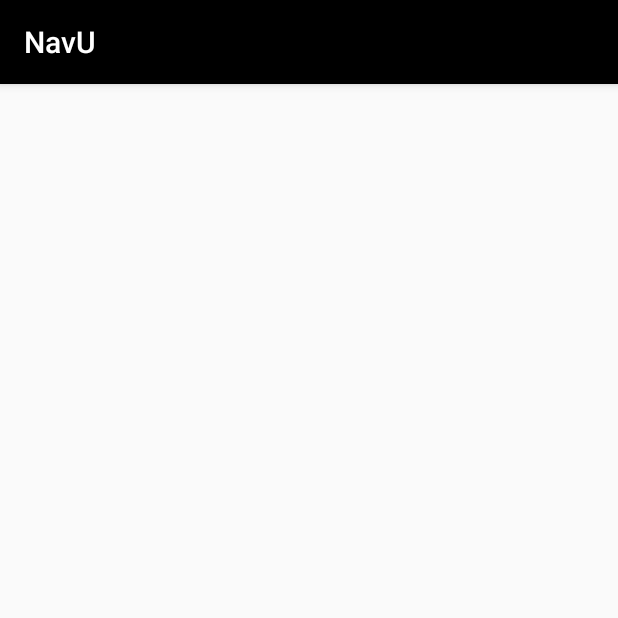
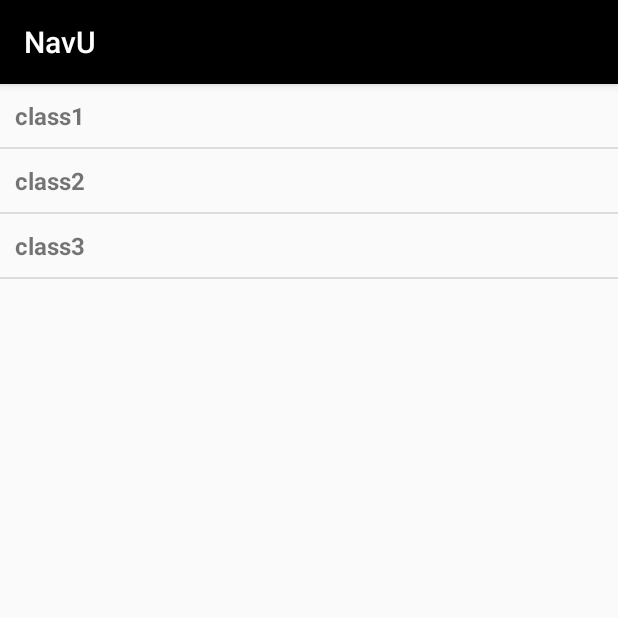
Before and after one commit to parthp77/NavU, an Android app: the ClassesActivity screen opened directly, with no data from a screen before it, on a phone screen of 412 x 824 dp, the top half of it. Run offline under Robolectric (Android 15) with nearby library versions, the phone set to English and light mode, and no system bars.

```diff
--- a/MyApplication/app/src/main/java/com/example/alex/myapplication/ClassesActivity.java
+++ b/MyApplication/app/src/main/java/com/example/alex/myapplication/ClassesActivity.java
@@ -2,13 +2,20 @@ package com.example.alex.myapplication;
 
 import android.os.Bundle;
 import android.support.v7.app.AppCompatActivity;
+import android.widget.ArrayAdapter;
+import android.widget.ListView;
 
 public class ClassesActivity extends AppCompatActivity {
-
+    String[] listEle = {"class1", "class2", "class3"};
     @Override
     protected void onCreate(Bundle savedInstanceState) {
         super.onCreate(savedInstanceState);
         setContentView(R.layout.activity_classes);
+
+        ArrayAdapter adapter = new ArrayAdapter<String>(this, R.layout.activity_listview, listEle);
+
+        ListView listView = (ListView) findViewById(R.id.class_list);
+        listView.setAdapter(adapter);
     }
 
 }
--- a/MyApplication/app/src/main/java/com/example/alex/myapplication/SettingsActivity.java
+++ b/MyApplication/app/src/main/java/com/example/alex/myapplication/SettingsActivity.java
@@ -3,6 +3,7 @@ package com.example.alex.myapplication;
 import android.os.Bundle;
 import android.preference.PreferenceActivity;
 import android.preference.PreferenceFragment;
+import android.preference.SwitchPreference;
 import android.view.MenuItem;
 
 
@@ -17,6 +18,7 @@ public class SettingsActivity extends PreferenceActivity {
     @Override
     protected void onCreate(Bundle savedInstanceState) {
         super.onCreate(savedInstanceState);
+
         getFragmentManager().beginTransaction()
                 .replace(android.R.id.content, new LocationFragment()).commit();
 
@@ -24,8 +26,6 @@ public class SettingsActivity extends PreferenceActivity {
     }
 
     public static class LocationFragment extends PreferenceFragment {
-
-        private final static String TAG = "LocationFragment";
 
         @Override
         public void onCreate(Bundle savedInstanceState) {
--- a/MyApplication/app/src/main/res/layout/activity_classes.xml
+++ b/MyApplication/app/src/main/res/layout/activity_classes.xml
@@ -2,8 +2,16 @@
 <RelativeLayout xmlns:android="http://schemas.android.com/apk/res/android"
     android:layout_width="match_parent"
     android:layout_height="match_parent"
-    android:orientation="horizontal">
+    xmlns:tools="http://schemas.android.com/tools"
+    android:orientation="horizontal"
+    tools:context=".ClassesActivity">
 
+    <ListView
+        android:layout_width="match_parent"
+        android:layout_height="match_parent"
+        android:id="@+id/class_list">
+
+    </ListView>
 
 
 </RelativeLayout>
--- /dev/null
+++ b/MyApplication/app/src/main/res/layout/activity_listview.xml
@@ -0,0 +1,10 @@
+<?xml version="1.0" encoding="utf-8"?>
+
+ <TextView xmlns:android="http://schemas.android.com/apk/res/android"
+    android:id="@+id/label"
+    android:layout_width="fill_parent"
+    android:layout_height="fill_parent"
+    android:padding="10dip"
+    android:textSize="16dip"
+    android:textStyle="bold" >
+</TextView>
--- a/MyApplication/app/src/main/res/values/strings.xml
+++ b/MyApplication/app/src/main/res/values/strings.xml
@@ -18,5 +18,5 @@
     <string name="pref_version">1.0</string>
 
     <!--About-->
-    <string name="text_about">Authors:\nAlexandreSkipper\nTed Kachulis\nMike Stupich\nParth Patel</string>
+    <string name="text_about"><b>Authors:</b>\n\nAlexandre Skipper\nTed Kachulis\nMike Stupich\nParth Patel\n\n <b>Version:</b> \n \n <i>Alpha v0.01</i> \n\n </string>
 </resources>
--- /dev/null
+++ b/MyApplication/app/src/main/res/xml/saved_classes.xml
@@ -0,0 +1,4 @@
+<?xml version="1.0" encoding="utf-8"?>
+<PreferenceScreen xmlns:android="http://schemas.android.com/apk/res/android">
+
+</PreferenceScreen>
```
Also changed, not shown: MyApplication/app/src/main/res/xml/preferences.xml (+6 -3 lines).
